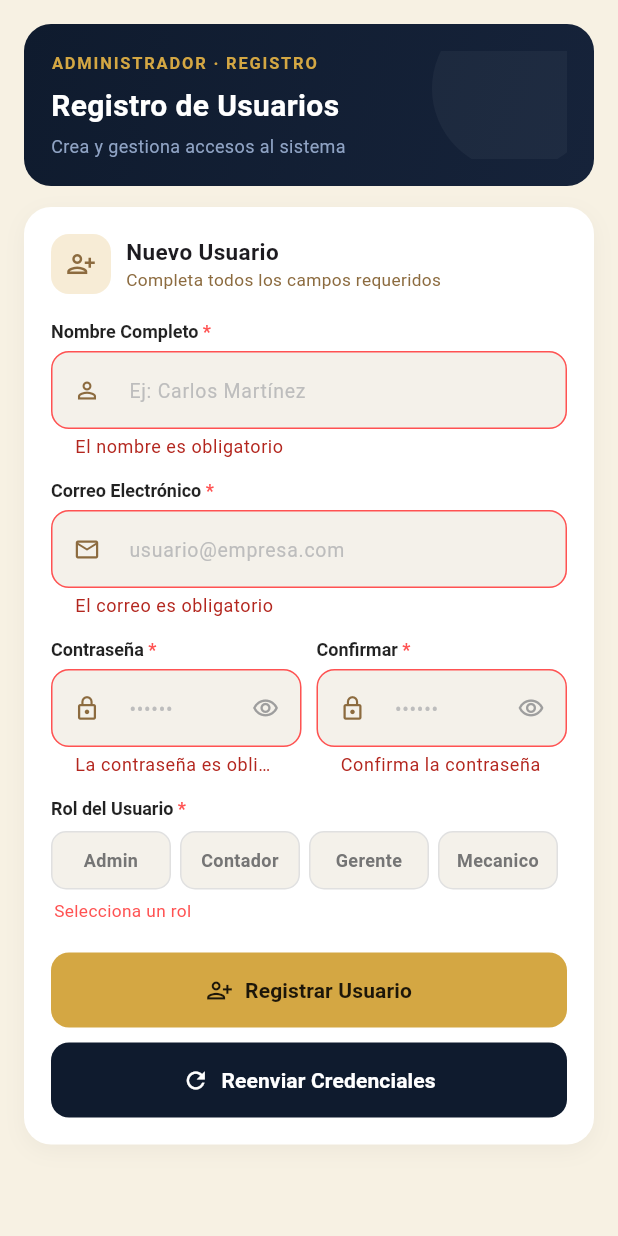
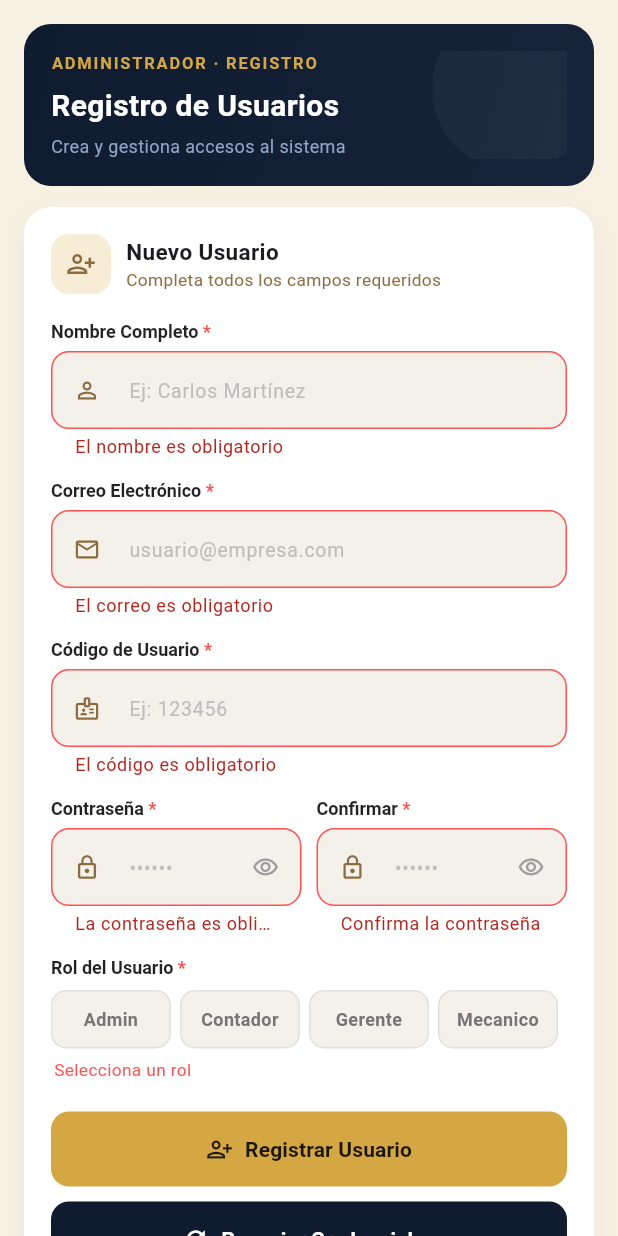
Before and after one commit to smithsilva/TECHNOLOGYFORDEFENSE.SAS, a Flutter app: the RegistroScreen widget shown alone on an empty page, opened directly, after a tap on "Registrar Usuario", on a phone screen of 412 x 824 dp. Run offline on Flutter 3.47's test engine with Material 3 defaults, Android fonts, the phone set to English and light mode, and no system bars; our stand-ins replace pdf, printing, share_plus, shared_preferences, supabase_flutter; missing offline and left inert: excel; accounts and stored records are empty; network calls fail.

Commit message:
Actualizo cambios del proyecto

```diff
--- a/lib/models/usuario_lista.dart
+++ b/lib/models/usuario_lista.dart
@@ -15,7 +15,7 @@ class UsuarioLista {
 
   factory UsuarioLista.fromJson(Map<String, dynamic> json) {
     return UsuarioLista(
-      id: json['id_usuario'] ?? json['id'],
+      id: (json['id_usuario'] ?? json['id'] ?? 0) as int,
       nombre: json['username'] ?? json['nombre'] ?? '',
       correo: json['email'] ?? json['correo'] ?? '',
       rol: json['rol'] ?? json['nombre_rol'] ?? json['id_rol']?.toString() ?? '',
--- a/lib/screens/admin/registro_usuarios_screen.dart
+++ b/lib/screens/admin/registro_usuarios_screen.dart
@@ -1,5 +1,6 @@
+import 'dart:convert';
 import 'package:flutter/material.dart';
-// import '../services/usuarios_service.dart'; // ← lo conectas cuando pases de mock a datos reales
+import '../../services/usuarios_service.dart';
 
 class AppColors {
   static const dorado = Color(0xFFD4A743);
@@ -29,6 +30,9 @@ class _RegistroScreenState extends State<RegistroScreen> {
   final _correoCtrl = TextEditingController();
   final _passCtrl = TextEditingController();
   final _confirmarCtrl = TextEditingController();
+  final _codigoCtrl = TextEditingController();
+
+  final _usuariosService = UsuariosService();
 
   String? _rolSeleccionado;
   bool _passVisible = false;
@@ -36,12 +40,20 @@ class _RegistroScreenState extends State<RegistroScreen> {
   bool _guardando = false;
   bool _reenviando = false;
 
+  // Mapea el valor visual del rol al id_rol que espera el backend
+  // (según tus datos: Admin=1, Contador=2, Gerente=3, Mecanico=4)
   static const _roles = [
-    {'valor': 'admin', 'label': 'Admin'},
-    {'valor': 'contador', 'label': 'Contador'},
-    {'valor': 'gerente', 'label': 'Gerente'},
-    {'valor': 'mecanico', 'label': 'Mecanico'},
+    {'valor': 'admin', 'label': 'Admin', 'id_rol': 1},
+    {'valor': 'contador', 'label': 'Contador', 'id_rol': 2},
+    {'valor': 'gerente', 'label': 'Gerente', 'id_rol': 3},
+    {'valor': 'mecanico', 'label': 'Mecanico', 'id_rol': 4},
   ];
+
+  int? get _idRolSeleccionado {
+    if (_rolSeleccionado == null) return null;
+    return _roles.firstWhere((r) => r['valor'] == _rolSeleccionado)['id_rol']
+        as int;
+  }
 
   @override
   void dispose() {
@@ -49,6 +61,7 @@ class _RegistroScreenState extends State<RegistroScreen> {
     _correoCtrl.dispose();
     _passCtrl.dispose();
     _confirmarCtrl.dispose();
+    _codigoCtrl.dispose();
     super.dispose();
   }
 
@@ -77,6 +90,11 @@ class _RegistroScreenState extends State<RegistroScreen> {
     return null;
   }
 
+  String? _validarCodigo(String? valor) {
+    if (valor == null || valor.trim().isEmpty) return 'El código es obligatorio';
+    return null;
+  }
+
   Future<void> _registrar() async {
     final formValido = _formKey.currentState!.validate();
     if (!formValido || _rolSeleccionado == null) {
@@ -86,20 +104,22 @@ class _RegistroScreenState extends State<RegistroScreen> {
 
     setState(() => _guardando = true);
 
-    // TODO: reemplazar por la llamada real, por ejemplo:
-    // await UsuariosService().crear(
-    //   nombre: _nombreCtrl.text.trim(),
-    //   correo: _correoCtrl.text.trim(),
-    //   password: _passCtrl.text,
-    //   rol: _rolSeleccionado!,
-    // );
-    await Future.delayed(const Duration(milliseconds: 600));
+    try {
+      await _usuariosService.crearUsuario(
+        username: _nombreCtrl.text.trim(),
+        email: _correoCtrl.text.trim(),
+        password: _passCtrl.text,
+        idRol: _idRolSeleccionado!,
+        codigo: _codigoCtrl.text.trim(),
+      );
 
       if (!mounted) return;
-    setState(() => _guardando = false);
 
       ScaffoldMessenger.of(context).showSnackBar(
-      SnackBar(content: Text('Usuario "${_nombreCtrl.text.trim()}" registrado correctamente')),
+        SnackBar(
+          content: Text('Usuario "${_nombreCtrl.text.trim()}" registrado correctamente'),
+          backgroundColor: Colors.green.shade700,
+        ),
       );
 
       _formKey.currentState!.reset();
@@ -107,12 +127,69 @@ class _RegistroScreenState extends State<RegistroScreen> {
       _correoCtrl.clear();
       _passCtrl.clear();
       _confirmarCtrl.clear();
+      _codigoCtrl.clear();
       setState(() => _rolSeleccionado = null);
+    } catch (e) {
+      // Imprime el error completo en la consola de Flutter (Debug Console / terminal)
+      debugPrint('❌ ERROR AL REGISTRAR USUARIO: $e');
+
+      if (!mounted) return;
+
+      final mensaje = _mensajeAmigable(e);
+
+      // Muestra el error en un diálogo que NO desaparece solo,
+      // para que puedas leerlo completo y copiarlo.
+      showDialog(
+        context: context,
+        builder: (ctx) => AlertDialog(
+          title: const Text('Error al registrar'),
+          content: SingleChildScrollView(
+            child: Text(mensaje),
+          ),
+          actions: [
+            TextButton(
+              onPressed: () => Navigator.of(ctx).pop(),
+              child: const Text('Cerrar'),
+            ),
+          ],
+        ),
+      );
+    } finally {
+      if (mounted) setState(() => _guardando = false);
+    }
+  }
+
+  /// Convierte la excepción cruda del backend (que viene como
+  /// "Error al crear usuario (400): {"error":"..."}") en un mensaje
+  /// legible para el usuario final.
+  String _mensajeAmigable(Object e) {
+    final texto = e.toString();
+
+    // Intenta extraer el JSON que viene después del código de estado.
+    final indice = texto.indexOf('{');
+    if (indice != -1) {
+      try {
+        final jsonStr = texto.substring(indice);
+        final data = jsonDecode(jsonStr) as Map<String, dynamic>;
+        final errorBackend = (data['error'] ?? '').toString();
+
+        if (errorBackend.toLowerCase().contains('already been registered')) {
+          return 'Ya existe un usuario registrado con ese correo electrónico.';
+        }
+        if (errorBackend.isNotEmpty) {
+          return errorBackend;
+        }
+      } catch (_) {
+        // Si no se pudo parsear el JSON, cae al mensaje genérico de abajo.
+      }
+    }
+
+    return 'Ocurrió un error al registrar el usuario. Intenta nuevamente.';
   }
 
   // ---------------------------------------------------------
-  // NUEVO: botón "Reenviar Credenciales" — no existía en tu código
-  // original. Placeholder hasta que tengas el endpoint real, ej:
+  // Botón "Reenviar Credenciales" — placeholder hasta que tengas
+  // el endpoint real, ej:
   // await UsuariosService().reenviarCredenciales(correo: ...);
   // ---------------------------------------------------------
   Future<void> _reenviarCredenciales() async {
@@ -201,7 +278,6 @@ class _RegistroScreenState extends State<RegistroScreen> {
         ),
         child: Stack(
           children: [
-            // Círculo decorativo, igual al de la captura
             Positioned(
               right: -20,
               top: -30,
@@ -309,6 +385,16 @@ class _RegistroScreenState extends State<RegistroScreen> {
             ),
             const SizedBox(height: 14),
 
+            _labelRequerido('Código de Usuario'),
+            const SizedBox(height: 6),
+            TextFormField(
+              controller: _codigoCtrl,
+              keyboardType: TextInputType.number,
+              decoration: _decoracion('Ej: 123456', Icons.badge_outlined),
+              validator: _validarCodigo,
+            ),
+            const SizedBox(height: 14),
+
             // Contraseña / Confirmar en fila
             Row(
               crossAxisAlignment: CrossAxisAlignment.start,
@@ -376,7 +462,7 @@ class _RegistroScreenState extends State<RegistroScreen> {
                     padding: const EdgeInsets.only(right: 6),
                     child: InkWell(
                       borderRadius: BorderRadius.circular(10),
-                      onTap: () => setState(() => _rolSeleccionado = r['valor']),
+                      onTap: () => setState(() => _rolSeleccionado = r['valor'] as String),
                       child: Container(
                         padding: const EdgeInsets.symmetric(vertical: 10),
                         alignment: Alignment.center,
@@ -389,7 +475,7 @@ class _RegistroScreenState extends State<RegistroScreen> {
                           ),
                         ),
                         child: Text(
-                          r['label']!,
+                          r['label'] as String,
                           textAlign: TextAlign.center,
                           style: TextStyle(
                             fontSize: 12,
```
Also changed, not shown: lib/services/usuarios_service.dart (+40 -1 lines). Lines whose indentation alone changed are shown as unchanged.
